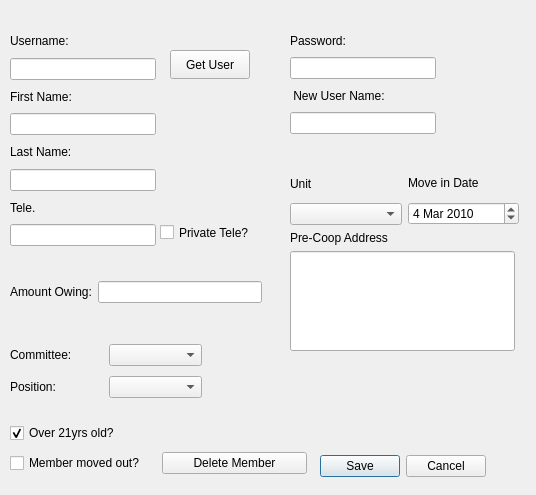
RachelSugar/cooper, file src/view/EditUser.ui: the form before one commit.
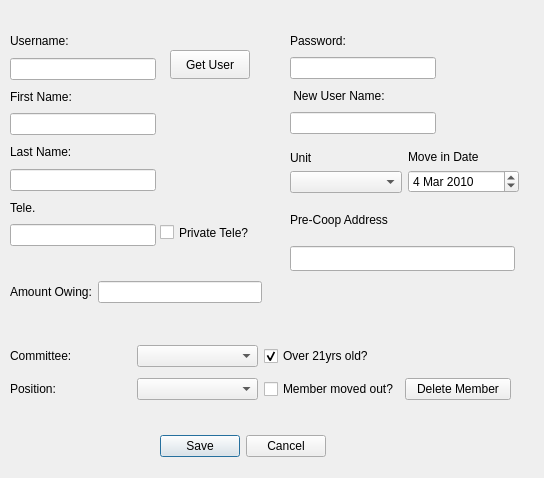
The form after the commit.

Commit message: edit user now saves info to db

```diff
--- a/src/view/EditUser.ui
+++ b/src/view/EditUser.ui
@@ -9,18 +9,24 @@
    <rect>
     <x>0</x>
     <y>0</y>
-    <width>536</width>
-    <height>495</height>
+    <width>544</width>
+    <height>478</height>
    </rect>
   </property>
+  <property name="sizePolicy">
+   <sizepolicy hsizetype="Fixed" vsizetype="Preferred">
+    <horstretch>0</horstretch>
+    <verstretch>0</verstretch>
+   </sizepolicy>
+  </property>
   <property name="windowTitle">
    <string>Edit/View Member Info</string>
   </property>
   <widget class="QDialogButtonBox" name="saveCancel">
    <property name="geometry">
     <rect>
-     <x>320</x>
-     <y>450</y>
+     <x>160</x>
+     <y>430</y>
      <width>166</width>
      <height>32</height>
     </rect>
@@ -118,7 +124,7 @@
     </item>
    </layout>
   </widget>
-  <widget class="QWidget" name="">
+  <widget class="QWidget" name="layoutWidget">
    <property name="geometry">
     <rect>
      <x>290</x>
@@ -150,17 +156,19 @@
     </item>
    </layout>
   </widget>
-  <widget class="QWidget" name="">
+  <widget class="QWidget" name="layoutWidget">
    <property name="geometry">
     <rect>
      <x>290</x>
-     <y>170</y>
+     <y>150</y>
      <width>229</width>
-     <height>181</height>
+     <height>121</height>
     </rect>
    </property>
    <layout class="QVBoxLayout" name="verticalLayout_6">
     <item>
+     <layout class="QVBoxLayout" name="verticalLayout_5">
+      <item>
      <layout class="QHBoxLayout" name="horizontalLayout">
       <item>
        <layout class="QVBoxLayout" name="verticalLayout_3">
@@ -204,8 +212,6 @@
      </layout>
     </item>
     <item>
-     <layout class="QVBoxLayout" name="verticalLayout_5">
-      <item>
        <widget class="QLabel" name="label_4">
         <property name="text">
          <string>Pre-Coop Address</string>
@@ -223,13 +229,13 @@
         <property name="minimumSize">
          <size>
           <width>225</width>
-          <height>100</height>
+          <height>25</height>
          </size>
         </property>
         <property name="maximumSize">
          <size>
           <width>225</width>
-          <height>100</height>
+          <height>25</height>
          </size>
         </property>
        </widget>
@@ -238,7 +244,7 @@
     </item>
    </layout>
   </widget>
-  <widget class="QWidget" name="">
+  <widget class="QWidget" name="layoutWidget">
    <property name="geometry">
     <rect>
      <x>10</x>
@@ -265,10 +271,12 @@
     <rect>
      <x>10</x>
      <y>340</y>
-     <width>192</width>
-     <height>64</height>
+     <width>501</width>
+     <height>66</height>
     </rect>
    </property>
+   <layout class="QHBoxLayout" name="horizontalLayout_6">
+    <item>
    <layout class="QVBoxLayout" name="verticalLayout_7">
     <item>
      <layout class="QHBoxLayout" name="horizontalLayout_3">
@@ -299,16 +307,8 @@
      </layout>
     </item>
    </layout>
-  </widget>
-  <widget class="QWidget" name="">
-   <property name="geometry">
-    <rect>
-     <x>10</x>
-     <y>420</y>
-     <width>297</width>
-     <height>59</height>
-    </rect>
-   </property>
+    </item>
+    <item>
    <layout class="QVBoxLayout" name="verticalLayout_8">
     <item>
      <widget class="QCheckBox" name="over21">
@@ -339,6 +339,8 @@
      </layout>
     </item>
    </layout>
+    </item>
+   </layout>
   </widget>
  </widget>
  <resources/>
```
Left out of the diff: 12 changed lines with no effect on the pictures. Lines whose indentation alone changed are shown as unchanged. The commit also changes 3 other files.
